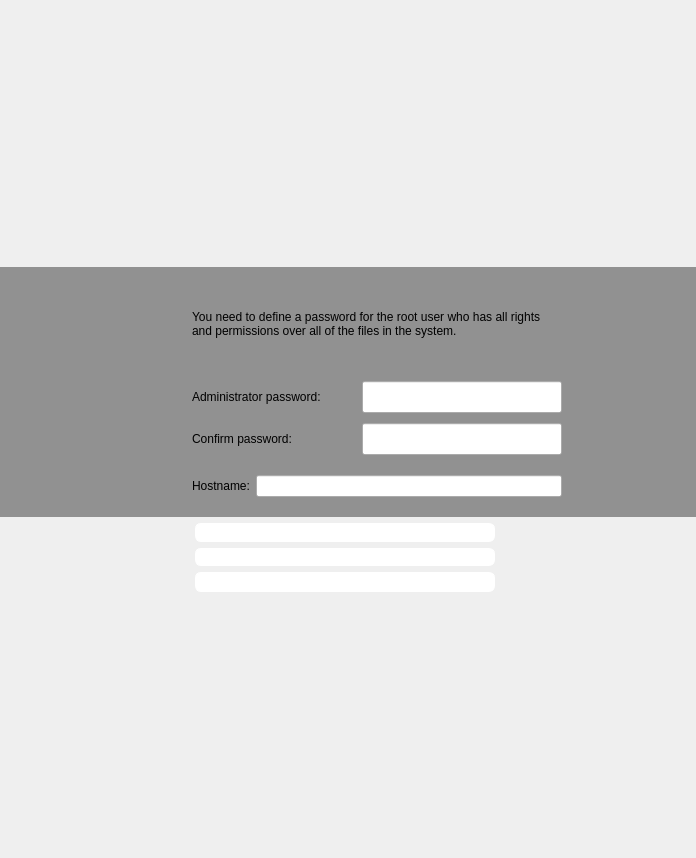
Before: the Qt Designer form yali-proximate/yali/gui/Ui/rootpasswidget.ui in pars-linux/uludag, drawn with Qt 5.
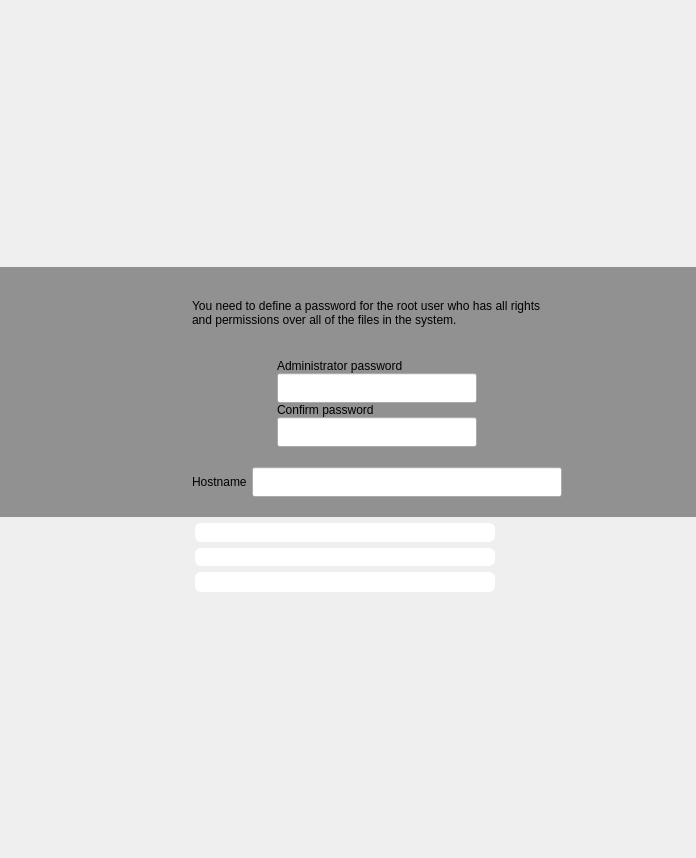
After: the same form once the commit is applied. Icons and pictures are not drawn.

Commit message: user screen finalizing

The edit to the form file:
```diff
--- a/yali-proximate/yali/gui/Ui/rootpasswidget.ui
+++ b/yali-proximate/yali/gui/Ui/rootpasswidget.ui
@@ -17,22 +17,6 @@
    <property name="margin">
     <number>0</number>
    </property>
-   <item row="0" column="1">
-    <spacer>
-     <property name="orientation">
-      <enum>Qt::Vertical</enum>
-     </property>
-     <property name="sizeType">
-      <enum>QSizePolicy::Expanding</enum>
-     </property>
-     <property name="sizeHint" stdset="0">
-      <size>
-       <width>20</width>
-       <height>30</height>
-      </size>
-     </property>
-    </spacer>
-   </item>
    <item row="3" column="0">
     <spacer>
      <property name="orientation">
@@ -375,18 +359,43 @@
         </item>
         <item>
          <layout class="QGridLayout">
-          <property name="horizontalSpacing">
+          <property name="spacing">
            <number>0</number>
           </property>
-          <property name="verticalSpacing">
-           <number>10</number>
-          </property>
           <item row="1" column="1">
+           <widget class="QLineEdit" name="pass1">
+            <property name="minimumSize">
+             <size>
+              <width>0</width>
+              <height>30</height>
+             </size>
+            </property>
+            <property name="maximumSize">
+             <size>
+              <width>200</width>
+              <height>30</height>
+             </size>
+            </property>
+            <property name="inputMask">
+             <string/>
+            </property>
+            <property name="echoMode">
+             <enum>QLineEdit::Password</enum>
+            </property>
+           </widget>
+          </item>
+          <item row="3" column="1">
            <widget class="QLineEdit" name="pass2">
+            <property name="minimumSize">
+             <size>
+              <width>0</width>
+              <height>30</height>
+             </size>
+            </property>
             <property name="maximumSize">
              <size>
               <width>200</width>
-              <height>32767</height>
+              <height>30</height>
              </size>
             </property>
             <property name="inputMask">
@@ -398,38 +407,28 @@
            </widget>
           </item>
           <item row="0" column="1">
-           <widget class="QLineEdit" name="pass1">
-            <property name="maximumSize">
-             <size>
-              <width>200</width>
-              <height>32767</height>
-             </size>
-            </property>
-            <property name="inputMask">
-             <string/>
-            </property>
-            <property name="echoMode">
-             <enum>QLineEdit::Password</enum>
-            </property>
-           </widget>
-          </item>
-          <item row="1" column="0">
-           <widget class="QLabel" name="textLabel3_2">
-            <property name="text">
-             <string>Confirm password:</string>
-            </property>
-            <property name="wordWrap">
-             <bool>false</bool>
-            </property>
-           </widget>
-          </item>
-          <item row="0" column="0">
            <widget class="QLabel" name="textLabel3">
             <property name="text">
-             <string>Administrator password:</string>
+             <string>Administrator password</string>
             </property>
             <property name="wordWrap">
              <bool>false</bool>
+            </property>
+            <property name="indent">
+             <number>0</number>
+            </property>
+           </widget>
+          </item>
+          <item row="2" column="1">
+           <widget class="QLabel" name="textLabel3_2">
+            <property name="text">
+             <string>Confirm password</string>
+            </property>
+            <property name="wordWrap">
+             <bool>false</bool>
+            </property>
+            <property name="indent">
+             <number>0</number>
             </property>
            </widget>
           </item>
@@ -437,10 +436,13 @@
         </item>
         <item>
          <layout class="QHBoxLayout">
+          <property name="spacing">
+           <number>5</number>
+          </property>
           <item>
            <widget class="QLabel" name="textLabel1_2">
             <property name="text">
-             <string>Hostname:</string>
+             <string>Hostname</string>
             </property>
             <property name="wordWrap">
              <bool>false</bool>
@@ -452,7 +454,13 @@
             <property name="minimumSize">
              <size>
               <width>150</width>
-              <height>0</height>
+              <height>30</height>
+             </size>
+            </property>
+            <property name="maximumSize">
+             <size>
+              <width>16777215</width>
+              <height>30</height>
              </size>
             </property>
             <property name="text">
@@ -496,6 +504,22 @@
      </property>
     </spacer>
    </item>
+   <item row="0" column="1">
+    <spacer>
+     <property name="orientation">
+      <enum>Qt::Vertical</enum>
+     </property>
+     <property name="sizeType">
+      <enum>QSizePolicy::Expanding</enum>
+     </property>
+     <property name="sizeHint" stdset="0">
+      <size>
+       <width>20</width>
+       <height>30</height>
+      </size>
+     </property>
+    </spacer>
+   </item>
   </layout>
  </widget>
  <layoutdefault spacing="6" margin="11"/>
```
The commit also changes 7 other files.
